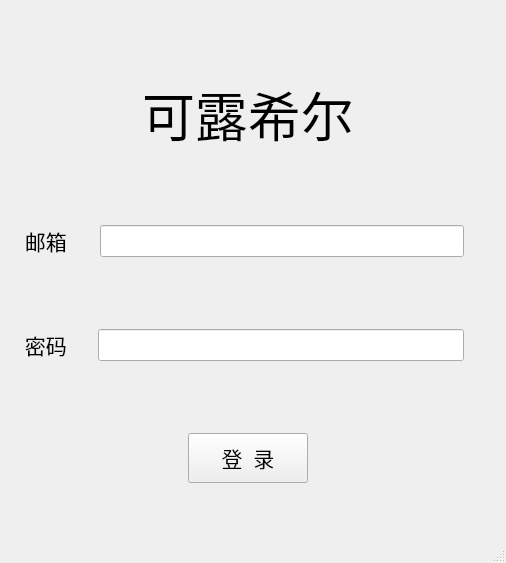
The window that resources/ui/UI_LoginWindow.ui (Chr0nixz/Closure) describes before a commit, drawn with Qt 5.
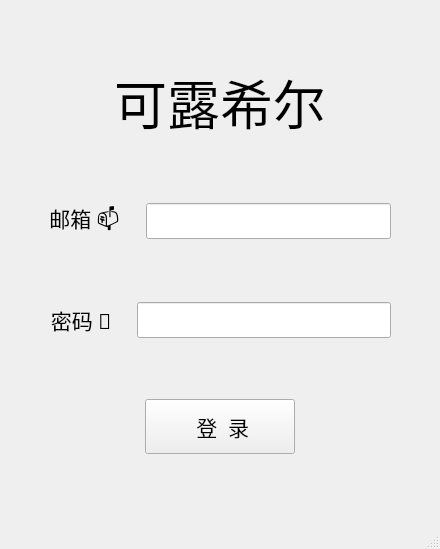
The same window after the commit. Icons and pictures are not drawn.

Diff of the .ui file:
```diff
--- a/resources/ui/UI_LoginWindow.ui
+++ b/resources/ui/UI_LoginWindow.ui
@@ -6,10 +6,16 @@
    <rect>
     <x>0</x>
     <y>0</y>
-    <width>506</width>
-    <height>563</height>
+    <width>440</width>
+    <height>549</height>
    </rect>
   </property>
+  <property name="minimumSize">
+   <size>
+    <width>400</width>
+    <height>400</height>
+   </size>
+  </property>
   <property name="baseSize">
    <size>
     <width>0</width>
@@ -27,26 +33,27 @@
     <normaloff>../img/icon_128.ico</normaloff>../img/icon_128.ico</iconset>
   </property>
   <widget class="QWidget" name="centralwidget">
-   <widget class="QWidget" name="verticalLayoutWidget">
-    <property name="geometry">
-     <rect>
-      <x>3</x>
-      <y>9</y>
-      <width>491</width>
-      <height>541</height>
-     </rect>
-    </property>
-    <layout class="QVBoxLayout" name="verticalLayout">
-     <item>
-      <layout class="QHBoxLayout" name="horizontalLayout">
+   <layout class="QVBoxLayout" name="verticalLayout_2">
        <item>
         <widget class="QLabel" name="Label_closure">
          <property name="sizePolicy">
-          <sizepolicy hsizetype="Fixed" vsizetype="Fixed">
+       <sizepolicy hsizetype="Expanding" vsizetype="Maximum">
            <horstretch>0</horstretch>
            <verstretch>0</verstretch>
           </sizepolicy>
          </property>
+      <property name="minimumSize">
+       <size>
+        <width>0</width>
+        <height>70</height>
+       </size>
+      </property>
+      <property name="maximumSize">
+       <size>
+        <width>16777215</width>
+        <height>80</height>
+       </size>
+      </property>
          <property name="font">
           <font>
            <family>华康新综艺W7(P)</family>
@@ -56,16 +63,30 @@
          <property name="text">
           <string>可露希尔</string>
          </property>
-        </widget>
-       </item>
-      </layout>
-     </item>
-     <item>
-      <layout class="QHBoxLayout" name="horizontalLayout_2" stretch="3,12,1">
+      <property name="alignment">
+       <set>Qt::AlignCenter</set>
+      </property>
+     </widget>
+    </item>
+    <item>
+     <layout class="QHBoxLayout" name="horizontalLayout_2" stretch="0,3,0,12,0">
+      <item>
+       <spacer name="horizontalSpacer_5">
+        <property name="orientation">
+         <enum>Qt::Horizontal</enum>
+        </property>
+        <property name="sizeHint" stdset="0">
+         <size>
+          <width>40</width>
+          <height>20</height>
+         </size>
+        </property>
+       </spacer>
+      </item>
        <item>
         <widget class="QLabel" name="email_label">
          <property name="sizePolicy">
-          <sizepolicy hsizetype="Expanding" vsizetype="Fixed">
+         <sizepolicy hsizetype="Expanding" vsizetype="Expanding">
            <horstretch>0</horstretch>
            <verstretch>0</verstretch>
           </sizepolicy>
@@ -83,14 +104,30 @@
           </font>
          </property>
          <property name="text">
-          <string>    邮箱</string>
+         <string>邮箱 📫</string>
+        </property>
+        <property name="alignment">
+         <set>Qt::AlignCenter</set>
          </property>
         </widget>
        </item>
+      <item>
+       <spacer name="horizontalSpacer_3">
+        <property name="orientation">
+         <enum>Qt::Horizontal</enum>
+        </property>
+        <property name="sizeHint" stdset="0">
+         <size>
+          <width>20</width>
+          <height>20</height>
+         </size>
+        </property>
+       </spacer>
+      </item>
        <item>
         <widget class="QLineEdit" name="email_input">
          <property name="sizePolicy">
-          <sizepolicy hsizetype="Preferred" vsizetype="Fixed">
+         <sizepolicy hsizetype="Preferred" vsizetype="Expanding">
            <horstretch>0</horstretch>
            <verstretch>0</verstretch>
           </sizepolicy>
@@ -104,7 +141,7 @@
          <property name="font">
           <font>
            <family>微软雅黑</family>
-           <pointsize>11</pointsize>
+          <pointsize>12</pointsize>
           </font>
          </property>
          <property name="focusPolicy">
@@ -116,17 +153,46 @@
         </widget>
        </item>
        <item>
-        <layout class="QVBoxLayout" name="verticalLayout_3"/>
+       <spacer name="horizontalSpacer">
+        <property name="orientation">
+         <enum>Qt::Horizontal</enum>
+        </property>
+        <property name="sizeHint" stdset="0">
+         <size>
+          <width>40</width>
+          <height>20</height>
+         </size>
+        </property>
+       </spacer>
        </item>
       </layout>
      </item>
      <item>
-      <layout class="QHBoxLayout" name="horizontalLayout_3" stretch="3,12,1">
+     <layout class="QHBoxLayout" name="horizontalLayout_3" stretch="0,3,0,12,0">
        <property name="spacing">
         <number>4</number>
        </property>
+      <item>
+       <spacer name="horizontalSpacer_6">
+        <property name="orientation">
+         <enum>Qt::Horizontal</enum>
+        </property>
+        <property name="sizeHint" stdset="0">
+         <size>
+          <width>40</width>
+          <height>20</height>
+         </size>
+        </property>
+       </spacer>
+      </item>
        <item>
         <widget class="QLabel" name="password_label">
+        <property name="sizePolicy">
+         <sizepolicy hsizetype="Preferred" vsizetype="Expanding">
+          <horstretch>0</horstretch>
+          <verstretch>0</verstretch>
+         </sizepolicy>
+        </property>
          <property name="maximumSize">
           <size>
            <width>16777215</width>
@@ -146,17 +212,33 @@
           </font>
          </property>
          <property name="text">
-          <string>    密码</string>
+         <string>密码 🔑</string>
+        </property>
+        <property name="alignment">
+         <set>Qt::AlignCenter</set>
          </property>
         </widget>
        </item>
+      <item>
+       <spacer name="horizontalSpacer_4">
+        <property name="orientation">
+         <enum>Qt::Horizontal</enum>
+        </property>
+        <property name="sizeHint" stdset="0">
+         <size>
+          <width>20</width>
+          <height>20</height>
+         </size>
+        </property>
+       </spacer>
+      </item>
        <item>
         <widget class="QLineEdit" name="password_input">
          <property name="enabled">
           <bool>true</bool>
          </property>
          <property name="sizePolicy">
-          <sizepolicy hsizetype="Preferred" vsizetype="Fixed">
+         <sizepolicy hsizetype="Preferred" vsizetype="Expanding">
            <horstretch>0</horstretch>
            <verstretch>0</verstretch>
           </sizepolicy>
@@ -167,6 +249,11 @@
            <height>36</height>
           </size>
          </property>
+        <property name="font">
+         <font>
+          <pointsize>12</pointsize>
+         </font>
+        </property>
          <property name="inputMask">
           <string/>
          </property>
@@ -176,7 +263,17 @@
         </widget>
        </item>
        <item>
-        <layout class="QVBoxLayout" name="verticalLayout_4"/>
+       <spacer name="horizontalSpacer_2">
+        <property name="orientation">
+         <enum>Qt::Horizontal</enum>
+        </property>
+        <property name="sizeHint" stdset="0">
+         <size>
+          <width>40</width>
+          <height>20</height>
+         </size>
+        </property>
+       </spacer>
        </item>
       </layout>
      </item>
@@ -185,7 +282,7 @@
        <item>
         <widget class="QPushButton" name="LoginButton">
          <property name="sizePolicy">
-          <sizepolicy hsizetype="Fixed" vsizetype="Fixed">
+         <sizepolicy hsizetype="Fixed" vsizetype="Expanding">
            <horstretch>0</horstretch>
            <verstretch>0</verstretch>
           </sizepolicy>
@@ -198,8 +295,8 @@
          </property>
          <property name="maximumSize">
           <size>
-           <width>120</width>
-           <height>50</height>
+          <width>150</width>
+          <height>55</height>
           </size>
          </property>
          <property name="font">
@@ -218,14 +315,35 @@
           <string/>
          </property>
          <property name="text">
-          <string>登  录</string>
-         </property>
+         <string> 登  录</string>
+        </property>
+        <property name="iconSize">
+         <size>
+          <width>28</width>
+          <height>28</height>
+         </size>
+        </property>
         </widget>
        </item>
       </layout>
      </item>
-    </layout>
-   </widget>
+    <item>
+     <spacer name="verticalSpacer">
+      <property name="orientation">
+       <enum>Qt::Vertical</enum>
+      </property>
+      <property name="sizeType">
+       <enum>QSizePolicy::Minimum</enum>
+      </property>
+      <property name="sizeHint" stdset="0">
+       <size>
+        <width>20</width>
+        <height>10</height>
+       </size>
+      </property>
+     </spacer>
+    </item>
+   </layout>
   </widget>
   <widget class="QStatusBar" name="statusbar"/>
  </widget>
```
Lines whose indentation alone changed are shown as unchanged.
